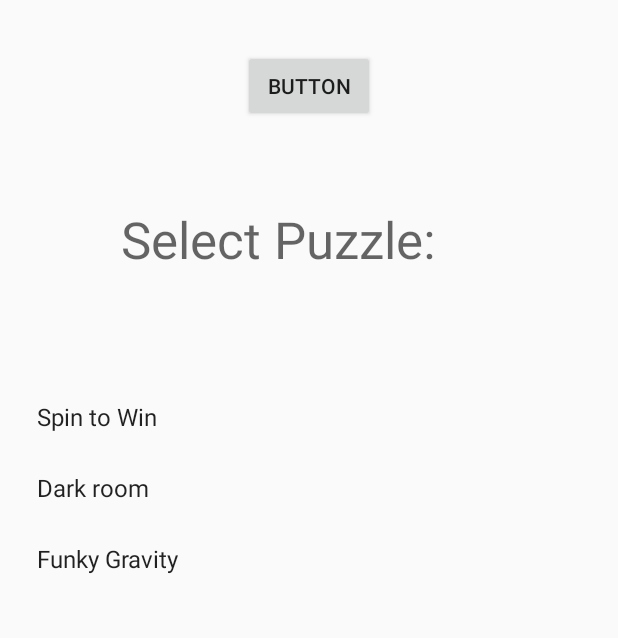
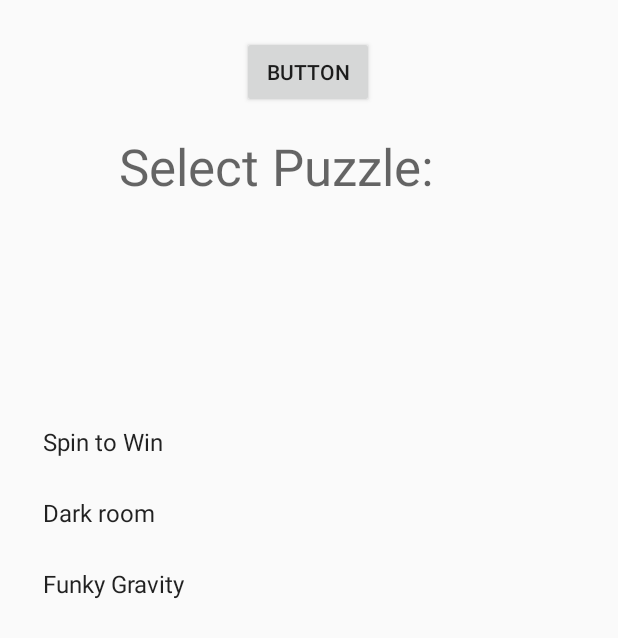
Before and after one commit to VilhelmA/TILT, an Android app: the playMenuActivity screen opened directly, with no data from a screen before it, on a phone screen of 412 x 824 dp. Shown: the top 638 px of the screen. Run offline under Robolectric (Android 15) with nearby library versions, the light colour scheme and no system bars.

Commit message:
Updated menu layout to avoid overlapping.

```diff
--- a/app/src/main/res/layout/activity_play_menu.xml
+++ b/app/src/main/res/layout/activity_play_menu.xml
@@ -10,25 +10,24 @@
         android:id="@+id/txtPuzzle"
         android:layout_width="249dp"
         android:layout_height="48dp"
-        android:layout_marginStart="92dp"
-        android:layout_marginTop="116dp"
-        android:layout_marginEnd="93dp"
-        android:layout_marginBottom="22dp"
+        android:layout_marginStart="32dp"
+        android:layout_marginTop="16dp"
+        android:layout_marginEnd="32dp"
         android:text="Select Puzzle:"
         android:textAppearance="@style/TextAppearance.AppCompat.Display1"
-        app:layout_constraintBottom_toTopOf="@+id/lwPuzzles"
         app:layout_constraintEnd_toEndOf="parent"
+        app:layout_constraintHorizontal_bias="0.478"
         app:layout_constraintStart_toStartOf="parent"
-        app:layout_constraintTop_toTopOf="parent" />
+        app:layout_constraintTop_toBottomOf="@+id/button2" />
 
     <ListView
         android:id="@+id/lwPuzzles"
-        android:layout_width="395dp"
-        android:layout_height="520dp"
+        android:layout_width="387dp"
+        android:layout_height="435dp"
         android:layout_marginStart="8dp"
-        android:layout_marginTop="26dp"
+        android:layout_marginTop="32dp"
         android:layout_marginEnd="8dp"
-        android:layout_marginBottom="29dp"
+        android:layout_marginBottom="16dp"
         android:divider="@color/colorAccent"
         app:layout_constraintBottom_toBottomOf="parent"
         app:layout_constraintEnd_toEndOf="parent"
@@ -39,10 +38,13 @@
         android:id="@+id/button2"
         android:layout_width="wrap_content"
         android:layout_height="wrap_content"
-        android:layout_marginTop="33dp"
-        android:layout_marginEnd="162dp"
+        android:layout_marginStart="32dp"
+        android:layout_marginTop="24dp"
+        android:layout_marginEnd="32dp"
+        android:onClick="startGame"
         android:text="Button"
-        android:onClick="startGame"
         app:layout_constraintEnd_toEndOf="parent"
+        app:layout_constraintHorizontal_bias="0.498"
+        app:layout_constraintStart_toStartOf="parent"
         app:layout_constraintTop_toTopOf="parent" />
 </android.support.constraint.ConstraintLayout>
```
Also changed, not shown: app/src/main/res/layout/activity_main.xml (+12 -6 lines).
